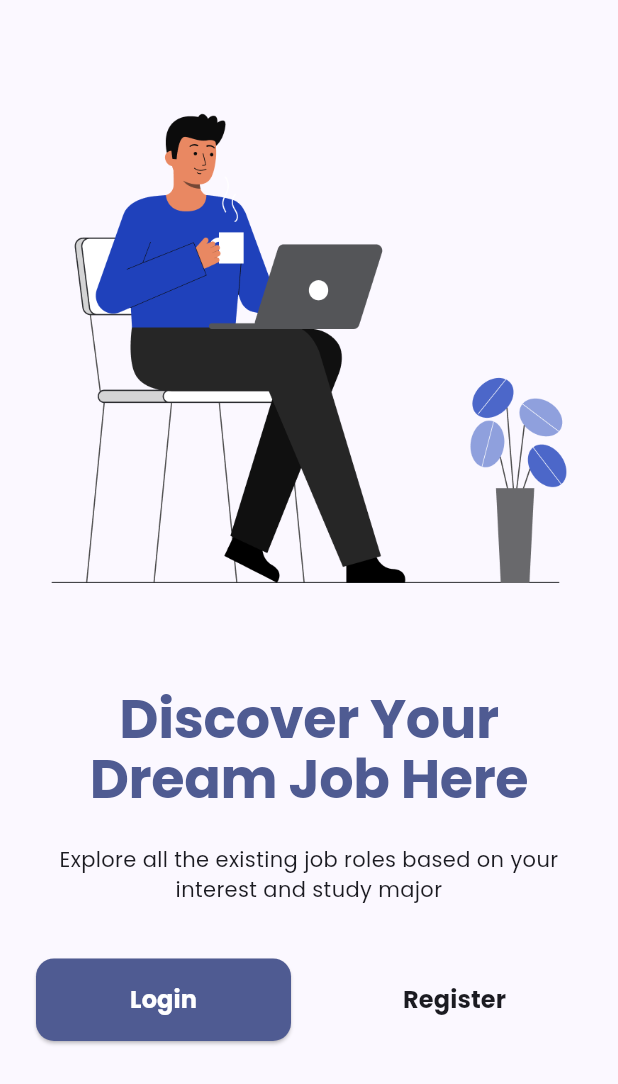
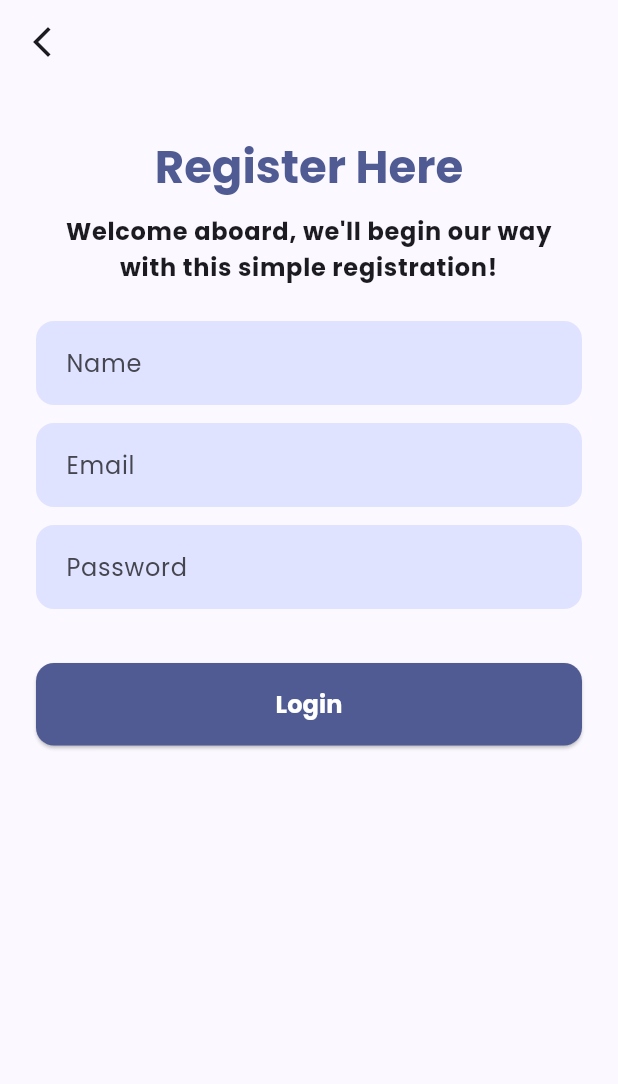
Before and after one commit to fzl-22/auth-page-demo, a Flutter app: the screen it shows after launch, after a tap on "Register", on a phone screen of 412 x 824 dp. Shown: the top 1084 px of the screen. Run offline on Flutter 3.47's test engine with Material 3 defaults, Android fonts, the phone set to English and light mode, and no system bars; our stand-ins replace google_fonts.

Commit message:
register page

```diff
--- /dev/null
+++ b/lib/src/features/auth/register_page.dart
@@ -0,0 +1,120 @@
+import 'package:auth_page_demo/src/commons/widgets/buttons/action_button.dart';
+import 'package:auth_page_demo/src/commons/widgets/fields/text_input_field.dart';
+import 'package:flutter/material.dart';
+
+class RegisterPage extends StatelessWidget {
+  const RegisterPage({super.key});
+
+  @override
+  Widget build(BuildContext context) {
+    final GlobalKey<FormState> formKey = GlobalKey<FormState>();
+    final TextEditingController emailController = TextEditingController();
+    final TextEditingController passwordController = TextEditingController();
+
+    RegExp must8 = RegExp('.{8,}');
+    RegExp validEmail = RegExp(
+        r'^(([^<>()[\]\\.,;:\s@\"]+(\.[^<>()[\]\\.,;:\s@\"]+)*)|(\".+\"))@((\[[0-9]{1,3}\.[0-9]{1,3}\.[0-9]{1,3}\.[0-9]{1,3}\])|(([a-zA-Z\-0-9]+\.)+[a-zA-Z]{2,}))$');
+
+
+    return Scaffold(
+      appBar: AppBar(
+        leading: IconButton(
+          onPressed: () {
+            Navigator.of(context).pop();
+          },
+          icon: const Icon(Icons.arrow_back_ios_new_outlined),
+        ),
+      ),
+      body: SafeArea(
+        child: Padding(
+          padding: const EdgeInsets.symmetric(
+            horizontal: 24,
+            vertical: 36,
+          ),
+          child: Form(
+            key: formKey,
+            child: Column(
+              mainAxisAlignment: MainAxisAlignment.start,
+              crossAxisAlignment: CrossAxisAlignment.stretch,
+              children: <Widget>[
+                Text(
+                  "Register Here",
+                  style: Theme.of(context).textTheme.titleLarge!.copyWith(
+                        color: Theme.of(context).colorScheme.primary,
+                      ),
+                  textAlign: TextAlign.center,
+                ),
+                const SizedBox(height: 12),
+                Text(
+                  "Welcome aboard, we'll begin our way with this simple registration!",
+                  style: Theme.of(context).textTheme.bodyLarge!.copyWith(
+                        fontWeight: FontWeight.bold,
+                      ),
+                  textAlign: TextAlign.center,
+                ),
+                const SizedBox(height: 24),
+                TextInputField(
+                  controller: emailController,
+                  hintText: "Name",
+                  keyboardType: TextInputType.text,
+                  validator: (value) {
+                    if (value == null || value.isEmpty) {
+                      return "Harap isikan Nama";
+                    }
+
+                    return null;
+                  },
+                ),
+                const SizedBox(height: 12),
+                TextInputField(
+                  controller: emailController,
+                  hintText: "Email",
+                  keyboardType: TextInputType.emailAddress,
+                  validator: (value) {
+                    if (value == null || value.isEmpty) {
+                      return "Harap isikan email";
+                    }
+
+                    return null;
+                  },
+                ),
+                const SizedBox(height: 12),
+                TextInputField.password(
+                  controller: passwordController,
+                  hintText: "Password",
+                  keyboardType: TextInputType.visiblePassword,
+                  validator: (value) {
+                    if (value == null || value.isEmpty) {
+                      return "Harap isikan password";
+                    }
+
+                    return null;
+                  },
+                ),
+                const SizedBox(height: 36),
+                Row(
+                  children: [
+                    ActionButton(
+                      text: "Login",
+                      onPressed: () {
+                        formKey.currentState!.save();
+
+                        if (!formKey.currentState!.validate()){
+                          return;
+                        }
+
+                        // kasih regex
+
+                        // print("LOGIN");
+                      },
+                    ),
+                  ],
+                ),
+              ],
+            ),
+          ),
+        ),
+      ),
+    );
+  }
+}
--- a/lib/src/features/welcome/welcome_page.dart
+++ b/lib/src/features/welcome/welcome_page.dart
@@ -1,6 +1,7 @@
 import 'package:auth_page_demo/src/commons/widgets/buttons/action_button.dart';
 import 'package:auth_page_demo/src/commons/widgets/buttons/action_text_button.dart';
 import 'package:auth_page_demo/src/features/auth/login_page.dart';
+import 'package:auth_page_demo/src/features/auth/register_page.dart';
 import 'package:flutter/material.dart';
 
 class WelcomePage extends StatelessWidget {
@@ -49,7 +50,13 @@ class WelcomePage extends StatelessWidget {
                   ),
                   const SizedBox(width: 24),
                   ActionTextButton(
-                    onPressed: () {},
+                    onPressed: () {
+                      Navigator.of(context).push(
+                        MaterialPageRoute(
+                          builder: (context) => const RegisterPage(),
+                        ),
+                      );
+                    },
                     text: "Register",
                   ),
                 ],
```
